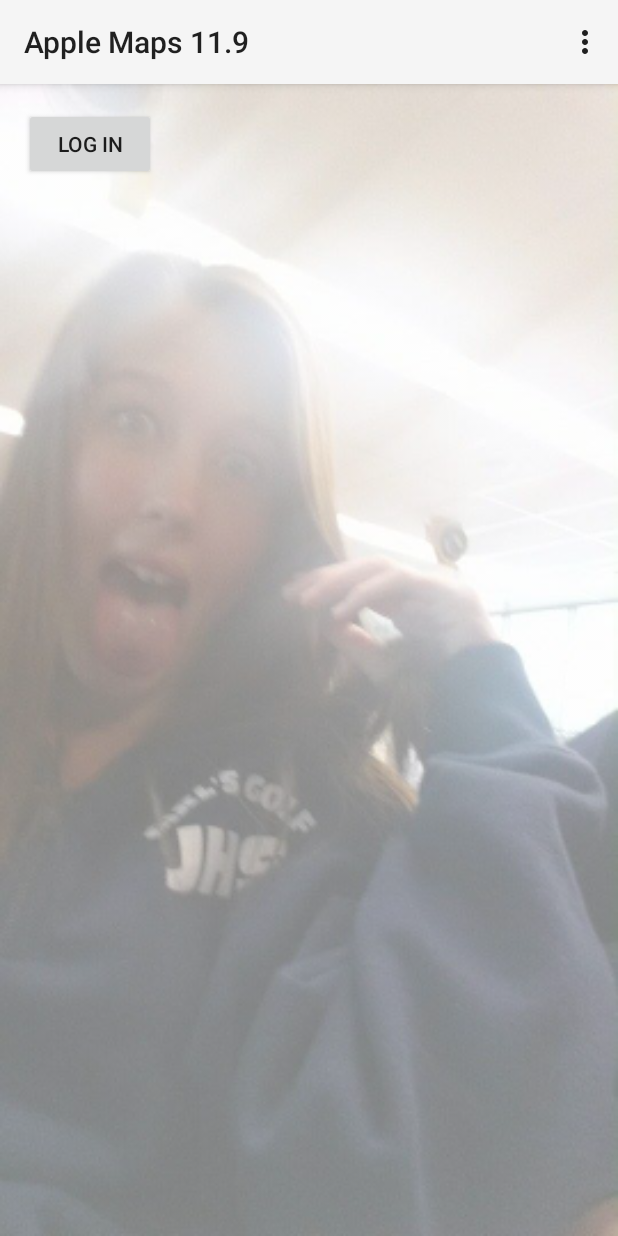
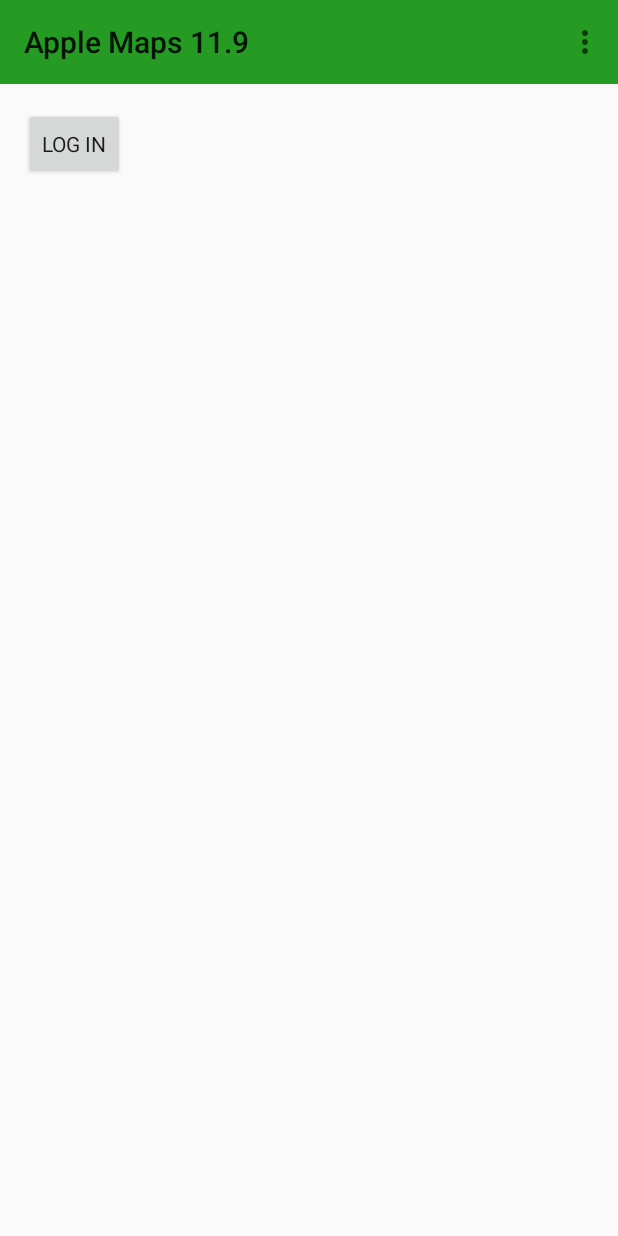
Before and after one commit to jdjinredmond/AppleMaps11.9, an Android app: the screen it shows after launch (MainPage), on a phone screen of 412 x 824 dp. Run offline under Robolectric (Android 15) with nearby library versions, the phone set to English and light mode, and no system bars.

Commit message:
changed some layout trying to use material design someone should probably work on something sometime soon though

```diff
--- a/app/build.gradle
+++ b/app/build.gradle
@@ -22,5 +22,7 @@ android {
 dependencies {
     compile fileTree(dir: 'libs', include: ['*.jar'])
     compile 'com.google.android.gms:play-services:6.1.11'
-    compile 'com.android.support:appcompat-v7:21.0.0'
+    compile 'com.android.support:appcompat-v7:21.0.+'
+    compile 'com.android.support:cardview-v7:21.0.+'
+    compile 'com.android.support:gridlayout-v7:21.0.+'
 }
--- /dev/null
+++ b/app/src/main/java/com/omnia/applemaps119/BaseActivity.java
@@ -0,0 +1,47 @@
+package com.omnia.applemaps119;
+
+import android.os.Bundle;
+import android.support.v7.app.ActionBarActivity;
+import android.support.v7.widget.Toolbar;
+import android.view.Menu;
+import android.view.MenuItem;
+
+//todo: everything
+
+public class BaseActivity extends ActionBarActivity
+{
+
+    @Override
+    protected void onCreate(Bundle savedInstanceState)
+    {
+        super.onCreate(savedInstanceState);
+        setContentView(R.layout.activity_main_page);
+
+        Toolbar toolbar = (Toolbar) findViewById(R.id.main_toolbar);
+        setSupportActionBar(toolbar);
+    }
+
+
+    @Override
+    public boolean onCreateOptionsMenu(Menu menu)
+    {
+        // Inflate the menu; this adds items to the action bar if it is present.
+        getMenuInflater().inflate(R.menu.main_page, menu);
+        return true;
+    }
+
+    @Override
+    public boolean onOptionsItemSelected(MenuItem item)
+    {
+        // Handle action bar item clicks here. The action bar will
+        // automatically handle clicks on the Home/Up button, so long
+        // as you specify a parent activity in AndroidManifest.xml.
+        int id = item.getItemId();
+        if (id == R.id.action_settings)
+        {
+            return true;
+        }
+        return super.onOptionsItemSelected(item);
+    }
+
+}
--- a/app/src/main/java/com/omnia/applemaps119/LoginActivity.java
+++ b/app/src/main/java/com/omnia/applemaps119/LoginActivity.java
@@ -13,6 +13,7 @@ import android.os.AsyncTask;
 import android.os.Build;
 import android.os.Bundle;
 import android.provider.ContactsContract;
+import android.support.v7.widget.Toolbar;
 import android.text.TextUtils;
 import android.view.KeyEvent;
 import android.view.View;
@@ -32,7 +33,7 @@ import java.util.List;
  * A login screen that offers login via email/password.
 
  */
-public class LoginActivity extends Activity implements LoaderCallbacks<Cursor>{
+public class LoginActivity extends BaseActivity implements LoaderCallbacks<Cursor>{
 
     /**
      * A dummy authentication store containing known user names and passwords.
@@ -56,6 +57,9 @@ public class LoginActivity extends Activity implements LoaderCallbacks<Cursor>{
     protected void onCreate(Bundle savedInstanceState) {
         super.onCreate(savedInstanceState);
         setContentView(R.layout.activity_login);
+
+        Toolbar toolbar = (Toolbar) findViewById(R.id.login_toolbar);
+        setSupportActionBar(toolbar);
 
         // Set up the login form.
         mEmailView = (AutoCompleteTextView) findViewById(R.id.email);
--- a/app/src/main/java/com/omnia/applemaps119/MainPage.java
+++ b/app/src/main/java/com/omnia/applemaps119/MainPage.java
@@ -1,50 +1,17 @@
 package com.omnia.applemaps119;
 
-import android.app.Activity;
 import android.content.Intent;
-import android.os.Bundle;
-import android.view.Menu;
-import android.view.MenuItem;
 import android.view.View;
 
 //todo: everything
 
-public class MainPage extends Activity
+public class MainPage extends BaseActivity
 {
-
-    @Override
-    protected void onCreate(Bundle savedInstanceState)
-    {
-        super.onCreate(savedInstanceState);
-        setContentView(R.layout.activity_main_page);
-    }
-
-
-    @Override
-    public boolean onCreateOptionsMenu(Menu menu)
-    {
-        // Inflate the menu; this adds items to the action bar if it is present.
-        getMenuInflater().inflate(R.menu.main_page, menu);
-        return true;
-    }
-
-    @Override
-    public boolean onOptionsItemSelected(MenuItem item)
-    {
-        // Handle action bar item clicks here. The action bar will
-        // automatically handle clicks on the Home/Up button, so long
-        // as you specify a parent activity in AndroidManifest.xml.
-        int id = item.getItemId();
-        if (id == R.id.action_settings)
-        {
-            return true;
-        }
-        return super.onOptionsItemSelected(item);
-    }
 
     public void toLogIn(View view)
     {
         Intent intent = new Intent(this, LoginActivity.class);
         startActivity(intent);
     }
+
 }
--- a/app/src/main/res/layout/activity_main_page.xml
+++ b/app/src/main/res/layout/activity_main_page.xml
@@ -1,27 +1,37 @@
-<RelativeLayout xmlns:android = "http://schemas.android.com/apk/res/android"
+<LinearLayout xmlns:android = "http://schemas.android.com/apk/res/android"
               xmlns:tools = "http://schemas.android.com/tools"
               android:layout_width = "match_parent"
               android:layout_height = "match_parent"
-    android:background = "@drawable/miranda"
+              android:orientation = "vertical"
+              tools:context = ".MainPage">
+    <!--android:background = "@drawable/miranda"
         android:backgroundTint = "#7fffffff"
-    android:backgroundTintMode = "src_over"
+        android:backgroundTintMode = "src_over"-->
+
+    <android.support.v7.widget.Toolbar android:id = "@+id/main_toolbar"
+                                       style = "@style/AppTheme.Toolbar" />
+
+    <RelativeLayout android:layout_width = "match_parent"
+                    android:layout_height = "fill_parent"
                     android:paddingBottom = "@dimen/activity_vertical_margin"
                     android:paddingLeft = "@dimen/activity_horizontal_margin"
                     android:paddingRight = "@dimen/activity_horizontal_margin"
-    android:paddingTop = "@dimen/activity_vertical_margin"
-    tools:context = ".MainPage">
-
+                    android:paddingTop = "@dimen/activity_vertical_margin">
         <!--<TextView
         style = "@style/AppTheme.Text"
         android:layout_width = "wrap_content"
         android:layout_height = "wrap_content"
         android:text = "@string/hello_world" android:id = "@+id/textView" />-->
         <Button
+            android:id = "@+id/toLogIn"
+            style="@style/AppTheme.Button"
             android:layout_width = "wrap_content"
             android:layout_height = "wrap_content"
-        android:text = "@string/login"
-        android:id = "@+id/toLogIn"
-        android:layout_alignParentLeft = "true" android:layout_alignParentStart = "true"
-        android:onClick = "toLogIn" />
+            android:layout_alignParentLeft = "true"
+            android:layout_alignParentStart = "true"
+            android:onClick = "toLogIn"
+            android:text = "@string/login"/>
+    </RelativeLayout>
 
-</RelativeLayout>
+
+</LinearLayout>
```
Also changed, not shown: app/src/main/res/layout/activity_login.xml (+61 -54 lines), app/src/main/res/values-v21/styles.xml (deleted, +0 -8 lines), app/src/main/res/values-v21/themes.xml (added, +11 -0 lines), app/src/main/res/values/color.xml (added, +27 -0 lines), app/src/main/res/values/styles.xml (+15 -4 lines), app/src/main/res/values/themes.xml (added, +10 -0 lines), 1 other file. Lines whose indentation alone changed are shown as unchanged.
